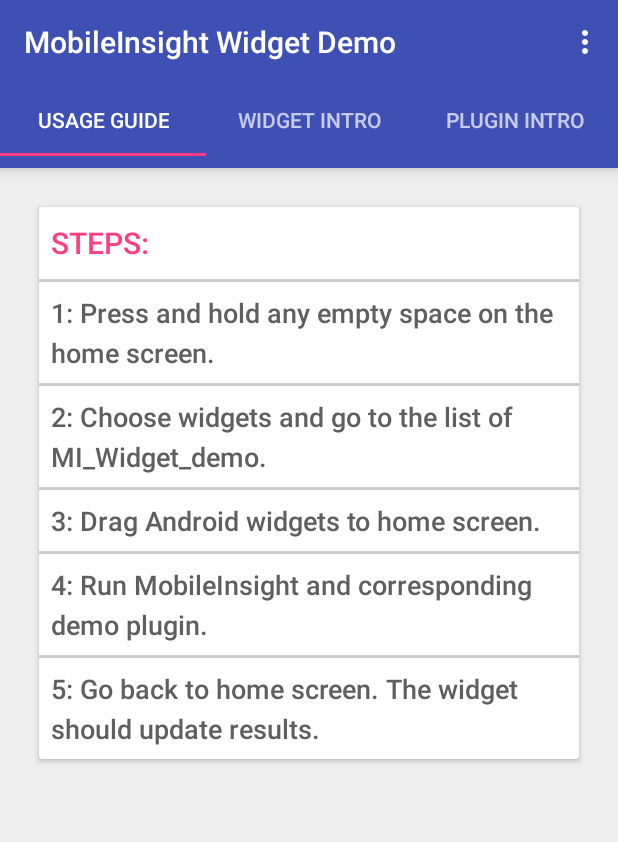
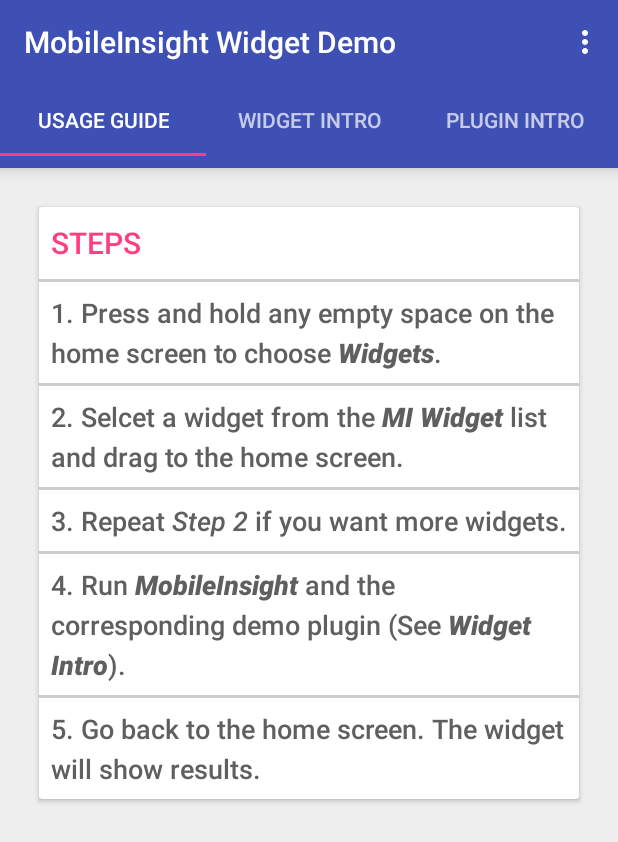
Before and after one commit to mobile-insight/mobileinsight-widgetdemo, an Android app: the screen it shows after launch (MainActivity), on a phone screen of 412 x 824 dp. Shown: the top 842 px of the screen. Run offline under Robolectric (Android 15) with nearby library versions, the phone set to English and light mode, and no system bars.

Commit message:
refine UsageGUide page UI and introductions.

```diff
--- a/widget/src/main/java/net/mobileinsight/widgetdemo/LteRrcStateWidget.java
+++ b/widget/src/main/java/net/mobileinsight/widgetdemo/LteRrcStateWidget.java
@@ -315,6 +315,9 @@ public class LteRrcStateWidget extends AppWidgetProvider {
             int tx_id = -1;
 
             long time_inter = time_cur - time_last;
+            if (time_inter < 0){
+                time_inter = 0;
+            }
             time_all += time_inter;
 
             switch (lte_rrc_state){
--- a/widget/src/main/java/net/mobileinsight/widgetdemo/MobilityGraphWidget.java
+++ b/widget/src/main/java/net/mobileinsight/widgetdemo/MobilityGraphWidget.java
@@ -233,6 +233,7 @@ public class MobilityGraphWidget extends AppWidgetProvider {
             plot.addSeries(Point_MEAS_REPORT, formatter_Point_MEAS_REPORT);
             plot.addSeries(series1, series1Format);
 
+            // set x axis labels
             plot.setDomainValueFormat(new Format() {
                 @Override
                 public StringBuffer format(Object obj, StringBuffer toAppendTo, FieldPosition pos) {
@@ -261,6 +262,7 @@ public class MobilityGraphWidget extends AppWidgetProvider {
                                       }
             );
 
+            //set y labels
             plot.setRangeValueFormat(new Format() {
                 @Override
                 public StringBuffer format(Object obj, StringBuffer toAppendTo, FieldPosition pos) {
@@ -479,7 +481,7 @@ public class MobilityGraphWidget extends AppWidgetProvider {
 
             System.arraycopy(Mngt_Type, 1, Mngt_Type, 0, Mngt_Type.length - 1);
             Mngt_Type[Mngt_Type.length - 1] = mtype;
-            Log.i("mtype", Mngt_Type[0]+","+Mngt_Type[1]+","+Mngt_Type[2]+","+Mngt_Type[3]);
+            Log.i(LOG_TAG, "Received msg0: "+msg0+", Receieved msg1: "+msg1+", Received mtype: "+mtype);
 
             switch (mtype) {
                 case "HANDOFF":
--- a/widget/src/main/java/net/mobileinsight/widgetdemo/UsageGuideFragment.java
+++ b/widget/src/main/java/net/mobileinsight/widgetdemo/UsageGuideFragment.java
@@ -1,16 +1,40 @@
 package net.mobileinsight.widgetdemo;
 
+import android.os.Build;
 import android.os.Bundle;
 import android.support.v4.app.Fragment;
+import android.text.Html;
 import android.view.LayoutInflater;
 import android.view.View;
 import android.view.ViewGroup;
+import android.widget.TextView;
 
 public class UsageGuideFragment extends Fragment {
 
     @Override
     public View onCreateView(LayoutInflater inflater, ViewGroup container,
                              Bundle savedInstanceState) {
+        View rootView = inflater.inflate(R.layout.fragment_usage_guide, container, false);
+
+        TextView tv_step1 = (TextView) rootView.findViewById(R.id.step1);
+        TextView tv_step2 = (TextView) rootView.findViewById(R.id.step2);
+        TextView tv_step3 = (TextView) rootView.findViewById(R.id.step3);
+        TextView tv_step4 = (TextView) rootView.findViewById(R.id.step4);
+        if (Build.VERSION.SDK_INT >= 24)
+        {
+            tv_step1.setText(Html.fromHtml(getString(R.string.step2),Html.FROM_HTML_MODE_LEGACY));
+            tv_step2.setText(Html.fromHtml(getString(R.string.step2),Html.FROM_HTML_MODE_LEGACY));
+            tv_step3.setText(Html.fromHtml(getString(R.string.step2),Html.FROM_HTML_MODE_LEGACY));
+            tv_step4.setText(Html.fromHtml(getString(R.string.step2),Html.FROM_HTML_MODE_LEGACY));
+        }
+        else
+        {
+            tv_step1.setText(Html.fromHtml(getString(R.string.step1)));
+            tv_step2.setText(Html.fromHtml(getString(R.string.step2)));
+            tv_step3.setText(Html.fromHtml(getString(R.string.step3)));
+            tv_step4.setText(Html.fromHtml(getString(R.string.step4)));
+        }
+
         return inflater.inflate(R.layout.fragment_usage_guide, container, false);
     }
 }
--- a/widget/src/main/java/net/mobileinsight/widgetdemo/adapter/ExpandableListDataPumpPlugin.java
+++ b/widget/src/main/java/net/mobileinsight/widgetdemo/adapter/ExpandableListDataPumpPlugin.java
@@ -13,19 +13,19 @@ public class ExpandableListDataPumpPlugin {
         phy_online_plugin.add("Demo-PHY-online plugin works with LtePhyBW widget online.");
 
         List<String> phy_offline_plugin = new ArrayList<String>();
-        phy_offline_plugin.add("Demo-PHY-offline plugin works with LtePhyBW widget offline");
+        phy_offline_plugin.add("Demo-PHY-offline plugin works with LtePhyBW widget offline.");
 
         List<String> mg_online_plugin = new ArrayList<String>();
-        mg_online_plugin.add("Demo-Mobilgraph-online plugin works with MobilityGraph widget online");
+        mg_online_plugin.add("Demo-Mobilgraph-online plugin works with MobilityGraph widget online.");
 
         List<String> mg_offline_plugin = new ArrayList<String>();
-        mg_offline_plugin.add("Demo-Mobilgraph-offline plugin works with MobilityGraph widget offline");
+        mg_offline_plugin.add("Demo-Mobilgraph-offline plugin works with MobilityGraph widget offline.");
 
         List<String> lterrc_offline_plugin = new ArrayList<String>();
-        lterrc_offline_plugin.add("Demo-RRC-4G-offline plugin works with LteRrcState widget offline");
+        lterrc_offline_plugin.add("Demo-RRC-4G-offline plugin works with LteRrcState widget offline.");
 
         List<String> wcdmarrc_offline_plugin = new ArrayList<String>();
-        wcdmarrc_offline_plugin.add("Demo-RRC-3G-offline plugin works with WcdmaRrcState widget offline");
+        wcdmarrc_offline_plugin.add("Demo-RRC-3G-offline plugin works with WcdmaRrcState widget offline.");
 
         List<String> nas_offline_plugin = new ArrayList<String>();
         nas_offline_plugin.add("Demo-NAS-offline plugin works with NAS and UTMS related Widget offline. It could work with LteEsmState, LteEmmState, WcdmaGmmState, WcdmaMmState widgets.");
--- a/widget/src/main/java/net/mobileinsight/widgetdemo/adapter/ExpandableListDataPumpWidget.java
+++ b/widget/src/main/java/net/mobileinsight/widgetdemo/adapter/ExpandableListDataPumpWidget.java
@@ -10,31 +10,31 @@ public class ExpandableListDataPumpWidget {
         HashMap<String, List<String>> expandableListDetail = new HashMap<String, List<String>>();
 
         List<String> lte_emm_wdiget = new ArrayList<String>();
-        lte_emm_wdiget.add("Show state transition for LTE EMM");
+        lte_emm_wdiget.add("Show state transition for LTE EMM.");
 
         List<String> lte_esm_wdiget = new ArrayList<String>();
-        lte_esm_wdiget.add("Show state transition for LTE ESM");
+        lte_esm_wdiget.add("Show state transition for LTE ESM.");
 
         List<String> lte_phy_wdiget = new ArrayList<String>();
-        lte_phy_wdiget.add("Show physical bandwidth and coding scheme in last one second");
+        lte_phy_wdiget.add("Show physical bandwidth and coding scheme.");
 
         List<String> lte_rrc_wdiget = new ArrayList<String>();
-        lte_rrc_wdiget.add("Show state transition for LTE RRC");
+        lte_rrc_wdiget.add("Show state transition for LTE RRC.");
 
         List<String> table_wdiget = new ArrayList<String>();
-        table_wdiget.add("Show state transition in NAS and RRC for both LTE and WCDMA");
+        table_wdiget.add("Show state transition in NAS and RRC for both LTE and WCDMA, including LTE RRC, LTE EMM, LTE ESM, WCDMA RRC, WCDMA MM, WCDMA GMM.");
 
         List<String> mg_wdiget = new ArrayList<String>();
         mg_wdiget.add("Show mobility information, including handoff comands, mesuarement control information and measurement reports.");
 
         List<String> wcdma_gmm_wdiget = new ArrayList<String>();
-        wcdma_gmm_wdiget.add("Show state transition for WCDMA GMM");
+        wcdma_gmm_wdiget.add("Show state transition for WCDMA GMM.");
 
         List<String> wcdma_mm_wdiget = new ArrayList<String>();
-        wcdma_mm_wdiget.add("Show state transition for WCDMA MM");
+        wcdma_mm_wdiget.add("Show state transition for WCDMA MM.");
 
         List<String> wcdma_rrc_wdiget = new ArrayList<String>();
-        wcdma_rrc_wdiget.add("Show state transition for WCDMA RRC");
+        wcdma_rrc_wdiget.add("Show state transition for WCDMA RRC.");
 
         expandableListDetail.put("LteEmmState Widget", lte_emm_wdiget);
         expandableListDetail.put("LteEsmState Widget", lte_esm_wdiget);
--- a/widget/src/main/res/layout/fragment_usage_guide.xml
+++ b/widget/src/main/res/layout/fragment_usage_guide.xml
@@ -31,7 +31,7 @@
             <TextView
                 android:layout_width="match_parent"
                 android:layout_height="wrap_content"
-                android:text="Steps:"
+                android:text="@string/step_title"
                 android:textAppearance="@style/TextAppearance.Header"
                 android:paddingRight="8dp"
                 android:paddingLeft="8dp"
@@ -43,8 +43,20 @@
             <TextView
                 android:layout_width="match_parent"
                 android:layout_height="wrap_content"
-                android:text="1: Press and hold any empty space on the home screen."
+                android:text="@string/step1"
                 style="@style/TextAppearance.ItemExample"
+                android:id="@+id/step1"
+                />
+
+
+            <include layout="@layout/seperator_view"/>
+
+            <TextView
+                android:layout_width="match_parent"
+                android:layout_height="wrap_content"
+                android:text="@string/step2"
+                style="@style/TextAppearance.ItemExample"
+                android:id="@+id/step2"
                 />
 
             <include layout="@layout/seperator_view"/>
@@ -52,8 +64,9 @@
             <TextView
                 android:layout_width="match_parent"
                 android:layout_height="wrap_content"
-                android:text="2: Choose widgets and go to the list of MI_Widget_demo."
+                android:text="@string/step3"
                 style="@style/TextAppearance.ItemExample"
+                android:id="@+id/step3"
                 />
 
             <include layout="@layout/seperator_view"/>
@@ -61,8 +74,9 @@
             <TextView
                 android:layout_width="match_parent"
                 android:layout_height="wrap_content"
-                android:text="3: Drag Android widgets to home screen."
+                android:text="@string/step4"
                 style="@style/TextAppearance.ItemExample"
+                android:id="@+id/step4"
                 />
 
             <include layout="@layout/seperator_view"/>
@@ -70,16 +84,7 @@
             <TextView
                 android:layout_width="match_parent"
                 android:layout_height="wrap_content"
-                android:text="4: Run MobileInsight and corresponding demo plugin."
-                style="@style/TextAppearance.ItemExample"
-                />
-
-            <include layout="@layout/seperator_view"/>
-
-            <TextView
-                android:layout_width="match_parent"
-                android:layout_height="wrap_content"
-                android:text="5: Go back to home screen. The widget should update results."
+                android:text="@string/step5"
                 style="@style/TextAppearance.ItemExample"
                 />
         </LinearLayout>
--- a/widget/src/main/res/values/strings.xml
+++ b/widget/src/main/res/values/strings.xml
@@ -1,6 +1,11 @@
 <resources>
     <string name="app_name">MobileInsight Widget Demo</string>
-
+    <string name="step_title">Steps</string>
+    <string name="step1">1. Press and hold any empty space on the home screen to choose <i><b>Widgets</b></i>.</string>
+    <string name="step2">2. Selcet a widget from the <i><b>MI Widget</b></i> list and drag to the home screen.</string>
+    <string name="step3">3. Repeat <i>Step 2</i> if you want more widgets.</string>
+    <string name="step4">4. Run <i><b>MobileInsight</b></i> and the corresponding demo plugin (See <i><b>Widget Intro</b></i>).</string>
+    <string name="step5">5. Go back to the home screen. The widget will show results.</string>
     <string name="action_settings">Settings</string>
     <string name="appwidget_text">EXAMPLE</string>
 </resources>
```
